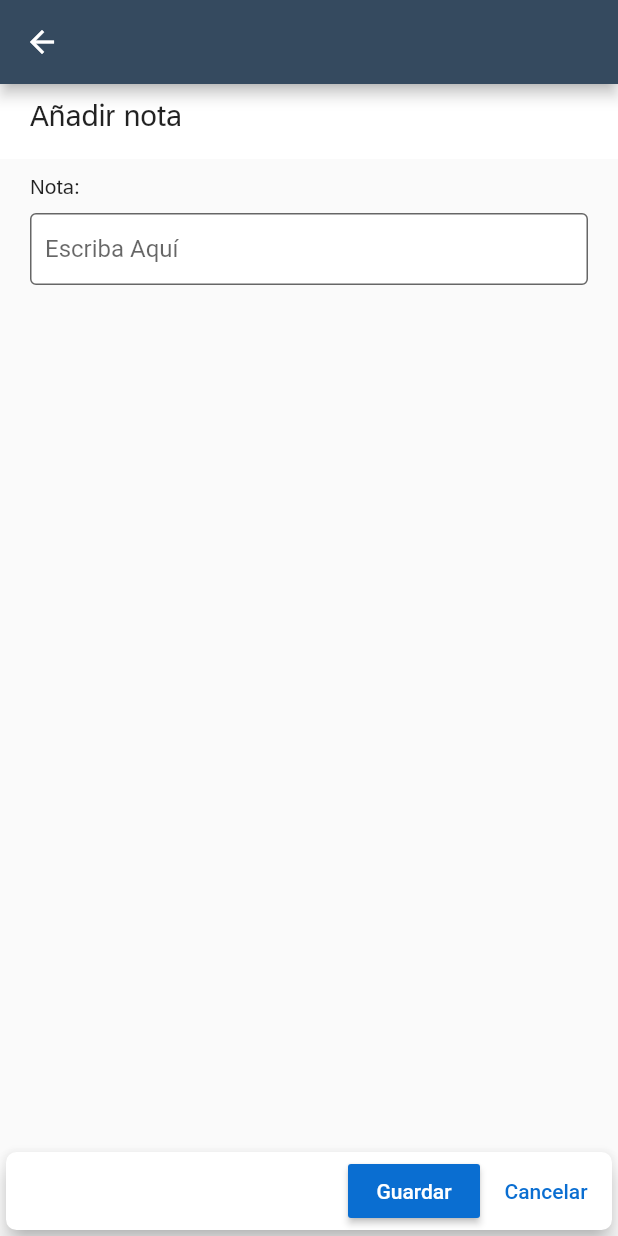
After one commit to MeloGon/PMDigital, a Flutter app: the NotaPage screen opened directly, after a tap on "Guardar", on a phone screen of 412 x 824 dp. The commit adds this screen. Run offline on Flutter 3.47's test engine with Material 2 defaults, Android fonts, the phone set to English and light mode, and no system bars; our stand-ins replace fluttertoast, hexcolor, percent_indicator.

Commit message:
Notas Page Realizada

```diff
--- /dev/null
+++ b/lib/src/pages/nota_page.dart
@@ -0,0 +1,147 @@
+import 'package:flutter/material.dart';
+import 'package:fluttertoast/fluttertoast.dart';
+import 'package:pmdigital_app/src/provider/operacion_provider.dart';
+
+class NotaPage extends StatefulWidget {
+  String token;
+  String idop;
+  NotaPage({this.token, this.idop});
+
+  @override
+  _NotaPageState createState() => _NotaPageState();
+}
+
+class _NotaPageState extends State<NotaPage> {
+  Color _appBarColor = Color(0xff354A5F);
+  final notaController = TextEditingController();
+  final OperacionMaterialProvider operacionMaterialProvider =
+      new OperacionMaterialProvider();
+  @override
+  Widget build(BuildContext context) {
+    return Scaffold(
+      appBar: AppBar(
+        backgroundColor: _appBarColor,
+        title: Text(""),
+      ),
+      body: Stack(
+        children: [
+          cuerpoNota(),
+          Align(
+            alignment: Alignment.bottomCenter,
+            child: SafeArea(
+              child: Container(
+                  alignment: Alignment.bottomCenter,
+                  height: 60,
+                  width: double.infinity,
+                  child: _options(context)),
+            ),
+          )
+        ],
+      ),
+    );
+  }
+
+  void guardarNota() async {
+    var resp = await operacionMaterialProvider.guardarNota(
+        widget.token, widget.idop, notaController.text);
+    if (resp['code'] == 200) {
+      toast('La nota ha sido guardada exitosamente');
+    }
+  }
+
+  void toast(String msg) {
+    Fluttertoast.showToast(
+        msg: msg,
+        toastLength: Toast.LENGTH_SHORT,
+        gravity: ToastGravity.TOP,
+        timeInSecForIosWeb: 1,
+        backgroundColor: Colors.white,
+        textColor: Colors.black,
+        fontSize: 14.0);
+  }
+
+  Widget _options(BuildContext context) {
+    return Card(
+      elevation: 6.0,
+      shape: RoundedRectangleBorder(borderRadius: BorderRadius.circular(7.0)),
+      child: Column(
+        mainAxisAlignment: MainAxisAlignment.center,
+        children: <Widget>[
+          Row(
+            mainAxisAlignment: MainAxisAlignment.end,
+            children: <Widget>[
+              RaisedButton(
+                child: Text(
+                  'Guardar',
+                  style: TextStyle(
+                    color: Colors.white,
+                  ),
+                ),
+                color: Color(0xff0A6ED1),
+                onPressed: guardarNota,
+              ),
+              FlatButton(
+                child: Text(
+                  'Cancelar',
+                  style: TextStyle(color: Color(0xff0A6ED1)),
+                ),
+                onPressed: () {
+                  Navigator.pop(context);
+                },
+              ),
+            ],
+          )
+        ],
+      ),
+    );
+  }
+
+  Widget cuerpoNota() {
+    Widget cabecera = Container(
+      color: Colors.white,
+      width: double.infinity,
+      height: 50.0,
+      child: Padding(
+        padding: const EdgeInsets.symmetric(vertical: 10.0, horizontal: 20.0),
+        child: Text(
+          'Añadir nota',
+          style: TextStyle(fontSize: 20.0, fontFamily: 'fuente72'),
+        ),
+      ),
+    );
+
+    Widget label = Padding(
+      padding: EdgeInsets.symmetric(horizontal: 20, vertical: 10.0),
+      child: Text(
+        'Nota:',
+        style: TextStyle(fontSize: 14.0, fontFamily: 'fuente72'),
+      ),
+    );
+    return Container(
+      width: double.infinity,
+      height: double.infinity,
+      child: Column(
+        crossAxisAlignment: CrossAxisAlignment.start,
+        children: [
+          cabecera,
+          label,
+          Padding(
+            padding: EdgeInsets.symmetric(horizontal: 20.0),
+            child: Container(
+              height: 48,
+              child: TextFormField(
+                controller: notaController,
+                decoration: InputDecoration(
+                    fillColor: Colors.white,
+                    filled: true,
+                    hintText: 'Escriba Aquí',
+                    contentPadding: EdgeInsets.all(10),
+                    border: OutlineInputBorder()),
+              ),
+            ),
+          ),
+        ],
+      ),
+    );
+  }
+}
--- a/lib/src/pages/ordenes_page.dart
+++ b/lib/src/pages/ordenes_page.dart
@@ -37,6 +37,7 @@ class _OrdenesPageState extends State<OrdenesPage> {
     ordenesProvider.getOrdenes(widget.token);
     return Scaffold(
       body: CustomScrollView(
+        physics: NeverScrollableScrollPhysics(),
         slivers: [
           _appBarOrdenes(),
 
--- a/lib/src/provider/operacion_provider.dart
+++ b/lib/src/provider/operacion_provider.dart
@@ -115,4 +115,35 @@ class OperacionMaterialProvider {
     });
     return listaServicios;
   }
+
+  Future cambiarEstadoOpe(String idop, String token, String nuevoEstado) async {
+    final resp = await http.put(_urlOperacion + idop.toString(), headers: {
+      "Accept": "application/json",
+      "Content-Type": "application/x-www-form-urlencoded",
+      "Authorization": token,
+    }, body: {
+      'json': '{"estado":"' + nuevoEstado.toString() + '"}',
+    });
+
+    var jsonconverted = json.decode(resp.body);
+    return jsonconverted;
+  }
+
+  Future guardarNota(String token, String idop, String nota) async {
+    final resp = await http
+        .post('https://innovadis.net.pe/apiPMDigital/public/nota', headers: {
+      "Accept": "application/json",
+      "Content-Type": "application/x-www-form-urlencoded",
+      "Authorization": token,
+    }, body: {
+      'json': '{"operaciones_id":"' +
+          idop.toString() +
+          '","texto":"' +
+          nota.toString() +
+          '"}'
+    });
+
+    var jsonconverted = json.decode(resp.body);
+    return jsonconverted;
+  }
 }
```
Also changed, not shown: lib/src/pages/detalleot_page.dart (+28 -5 lines), lib/src/pages/operation_page.dart (+74 -15 lines).
